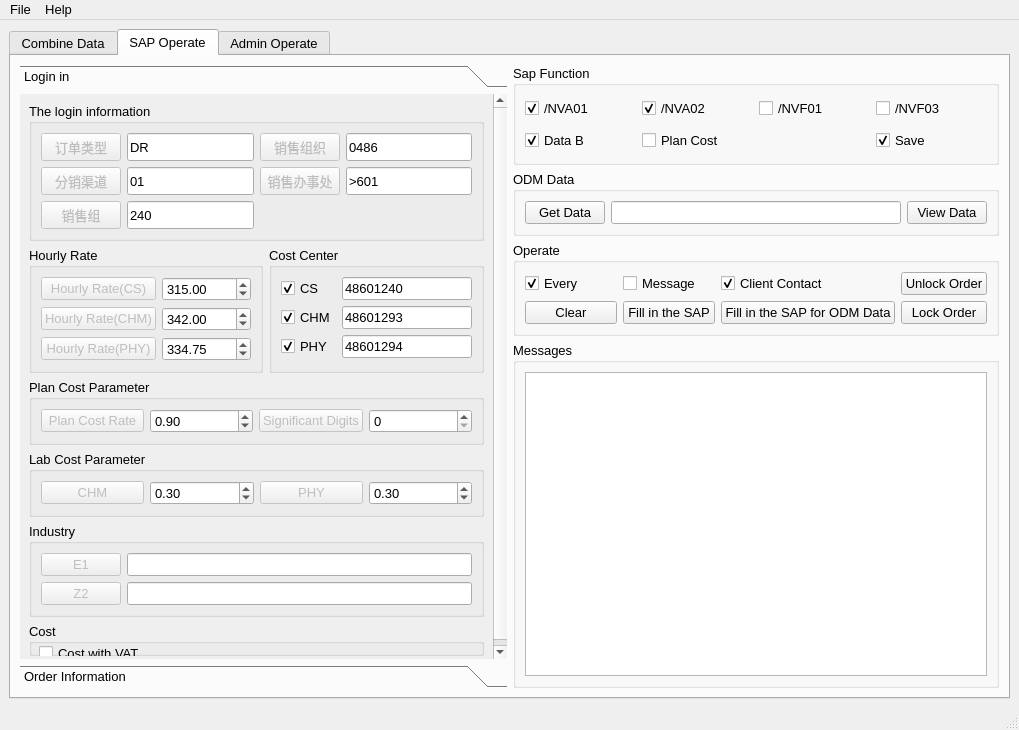
The window that Sap_Operate_Ui.ui (chen-huai/Sap_Operation) describes before a commit, drawn with Qt 5.
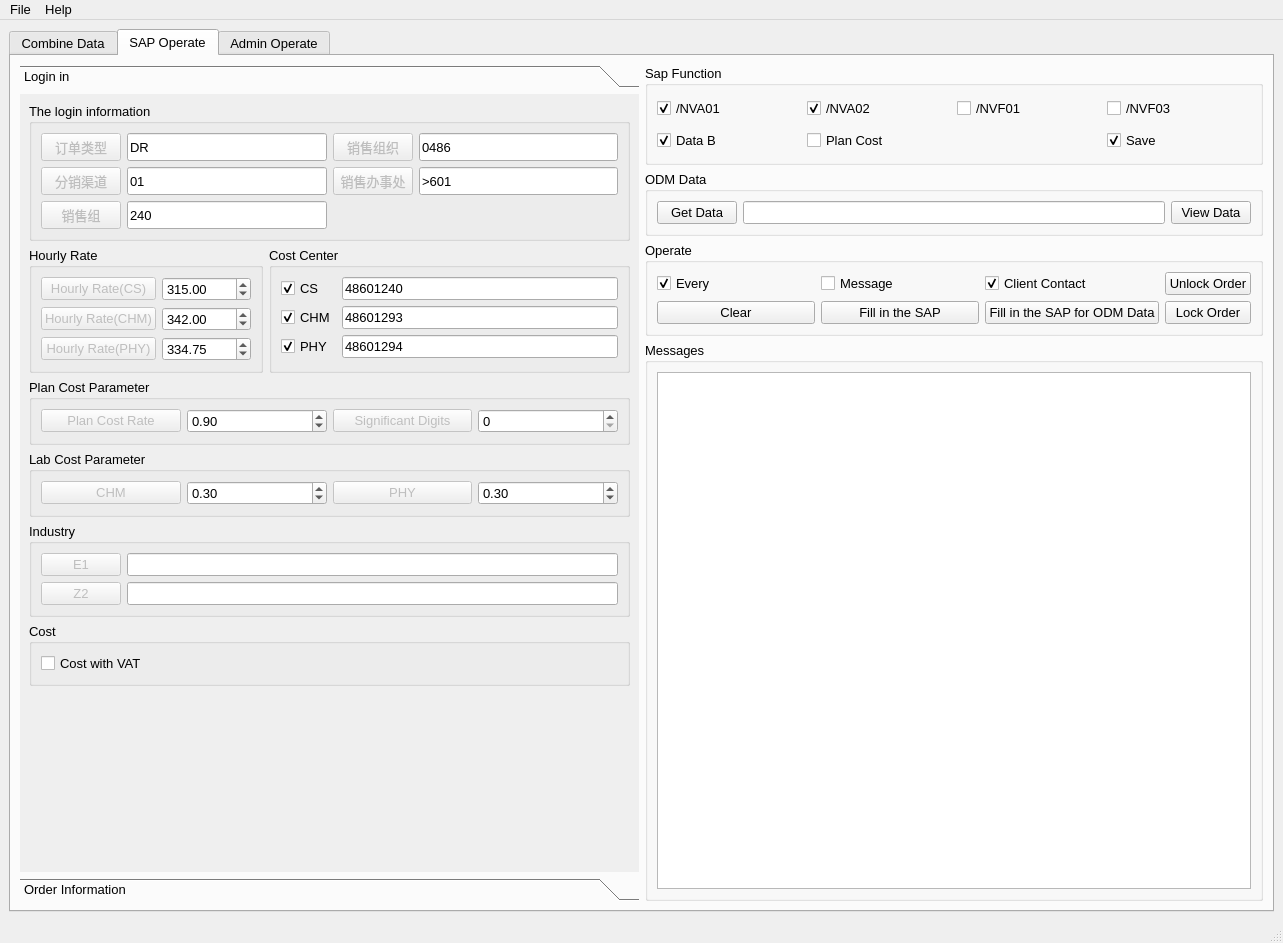
The same window after the commit. The open tabs and pages were chosen to show the change. Icons and pictures are not drawn.

The edit to the form file:
```diff
--- a/Sap_Operate_Ui.ui
+++ b/Sap_Operate_Ui.ui
@@ -7,8 +7,8 @@
    <rect>
     <x>0</x>
     <y>0</y>
-    <width>1019</width>
-    <height>730</height>
+    <width>1283</width>
+    <height>943</height>
    </rect>
   </property>
   <property name="sizePolicy">
@@ -693,8 +693,8 @@
             <rect>
              <x>0</x>
              <y>0</y>
-             <width>499</width>
-             <height>556</height>
+             <width>585</width>
+             <height>687</height>
             </rect>
            </property>
            <attribute name="label">
@@ -1170,7 +1170,7 @@
             <item row="5" column="0" colspan="2">
              <widget class="QGroupBox" name="groupBox_21">
               <property name="sizePolicy">
-               <sizepolicy hsizetype="Expanding" vsizetype="Expanding">
+               <sizepolicy hsizetype="Preferred" vsizetype="Preferred">
                 <horstretch>0</horstretch>
                 <verstretch>0</verstretch>
                </sizepolicy>
@@ -1178,19 +1178,15 @@
               <property name="title">
                <string>Cost</string>
               </property>
+              <layout class="QVBoxLayout" name="verticalLayout">
+               <item>
               <widget class="QCheckBox" name="checkBox_27">
-               <property name="geometry">
-                <rect>
-                 <x>10</x>
-                 <y>10</y>
-                 <width>131</width>
-                 <height>41</height>
-                </rect>
-               </property>
                <property name="text">
                 <string>Cost with VAT</string>
                </property>
               </widget>
+               </item>
+              </layout>
              </widget>
             </item>
            </layout>
@@ -2310,8 +2306,8 @@
     <rect>
      <x>0</x>
      <y>0</y>
-     <width>1019</width>
-     <height>25</height>
+     <width>1283</width>
+     <height>29</height>
     </rect>
    </property>
    <widget class="QMenu" name="menuFile">
```
Left out of the diff: 4 changed lines with no effect on the pictures. Lines whose indentation alone changed are shown as unchanged.
